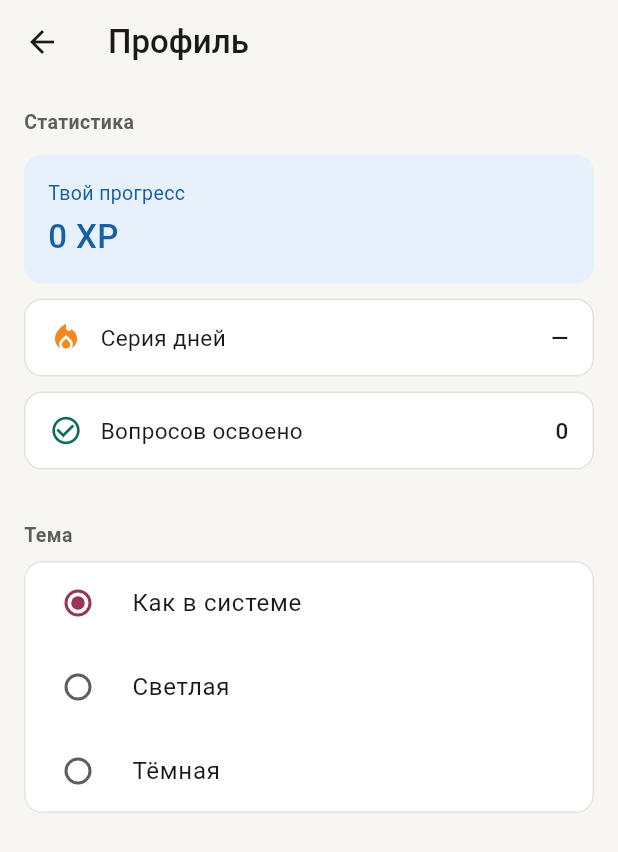
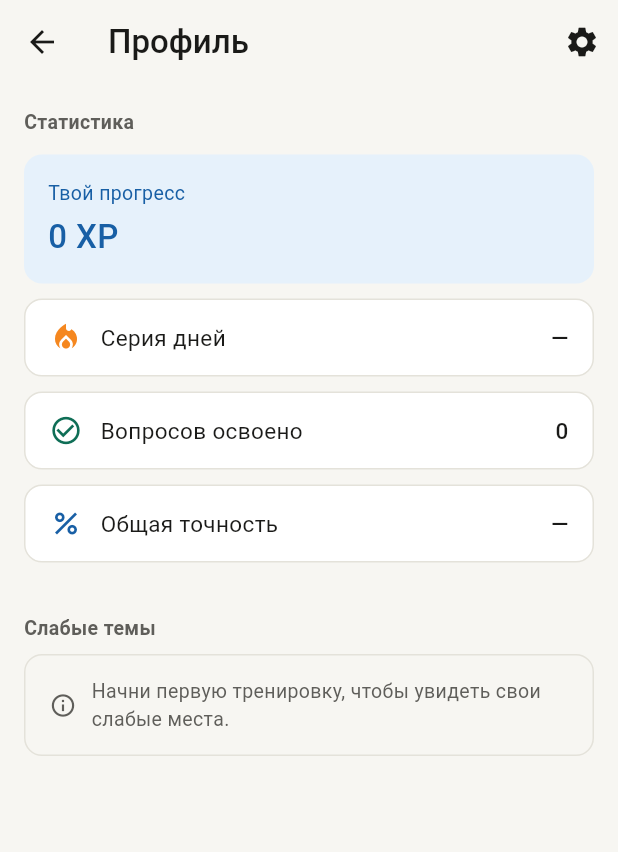
Before and after one commit to treatttt/interview-helper-system, a Flutter app: the ProfileScreen screen opened directly with empty values, on a phone screen of 412 x 824 dp. Shown: the top 852 px of the screen. Run offline on Flutter 3.47's test engine with Material 3 defaults, Android fonts, the light colour scheme and no system bars; our stand-ins replace shared_preferences; accounts and stored records are empty.

Commit message:
Часть А — метрики в профиле
_StatsSection в profile_screen.dart получил строку «Общая точность» (Icons.percent): показывает 76 % если есть попытки, — иначе — симметрично строке streak.
Добавлен _WeakTopicsSection: берёт до 5 тем из weakestTopics(), фильтрует полностью освоенные через _fullyMasteredTopicTitles() (та же логика, что на HomeScreen). Тап → startTopicSession. Заглушка при пустом списке — текст зависит от hasTrainedEver.
Часть Б — resetAll()

progress_service.dart: метод явно удаляет 7 ключей (xp, streak, last_active_day, mastered_ids, topic_stats, incomplete_session, incomplete_topic_session), не трогает onboarding_done, сбрасывает поля в памяти, вызывает notifyListeners().
progress_service_test.dart: 4 новых теста — сброс в памяти, онбординг после сброса, персистентность онбординга, повторный вызов без падения.
Часть В — шестерёнка и настройки

profile_screen.dart переписан как StatefulWidget + TracksLoader + TapLock; _ThemeSection удалён; в AppBar добавлен Icons.settings → Navigator.push(SettingsScreen).
settings_screen.dart: добавлен ProgressService progress; кнопка «Сбросить весь прогресс» (красный OutlinedButton) внизу за Divider; тап → AlertDialog с подтверждением → resetAll() → SnackBar.
main_shell.dart: ProfileScreen теперь получает repository.
main_shell_test.dart: тест streak обновлён — теперь ожидает findsNWidgets(2) для «—» (серия + точность).

```diff
--- a/lib/screens/main_shell.dart
+++ b/lib/screens/main_shell.dart
@@ -49,6 +49,7 @@ class _MainShellState extends State<MainShell> {
           ProfileScreen(
             progress: widget.progress,
             themeService: widget.themeService,
+            repository: widget.repository,
           ),
         ],
       ),
--- a/lib/screens/profile_screen.dart
+++ b/lib/screens/profile_screen.dart
@@ -1,35 +1,99 @@
 import 'dart:async';
 
 import 'package:flutter/material.dart';
+import 'package:interview_helper_system/screens/home_screen.dart';
+import 'package:interview_helper_system/screens/settings_screen.dart';
+import 'package:interview_helper_system/screens/topic_session.dart';
+import 'package:interview_helper_system/screens/tracks_loader.dart';
 import 'package:interview_helper_system/services/progress_service.dart';
+import 'package:interview_helper_system/services/question_repository.dart';
 import 'package:interview_helper_system/services/theme_service.dart';
 import 'package:interview_helper_system/theme.dart';
+import 'package:interview_helper_system/utils/tap_lock.dart';
 
-/// Экран «Профиль»: статистика пользователя + настройки темы.
-class ProfileScreen extends StatelessWidget {
+/// Экран «Профиль»: статистика пользователя + слабые темы.
+/// Настройки (тема, сброс прогресса) — за иконкой шестерёнки.
+class ProfileScreen extends StatefulWidget {
   const ProfileScreen({
     required this.progress,
     required this.themeService,
+    required this.repository,
     super.key,
   });
 
   final ProgressService progress;
   final ThemeService themeService;
+  final QuestionRepository repository;
+
+  @override
+  State<ProfileScreen> createState() => _ProfileScreenState();
+}
+
+class _ProfileScreenState extends State<ProfileScreen>
+    with TracksLoader<ProfileScreen>, TapLock<ProfileScreen> {
+  @override
+  QuestionRepository get repository => widget.repository;
+
+  @override
+  String get loadErrorMessage => 'Не удалось загрузить темы';
+
+  void _openWeakTopic(String topicTitle) => guardTap(
+        () => startTopicSession(
+          context,
+          tracks: tracks,
+          progress: widget.progress,
+          topicTitle: topicTitle,
+        ),
+      );
+
+  void _openSettings() {
+    unawaited(
+      Navigator.push(
+        context,
+        MaterialPageRoute<void>(
+          builder: (_) => SettingsScreen(
+            themeService: widget.themeService,
+            progress: widget.progress,
+          ),
+        ),
+      ),
+    );
+  }
+
+  /// Названия тем, у которых освоены все вопросы каталога.
+  Set<String> _fullyMasteredTopicTitles() {
+    if (tracks.isEmpty) return const {};
+    return {
+      for (final t in buildTopicCatalog(tracks, widget.progress))
+        if (t.allMastered) t.title,
+    };
+  }
 
   @override
   Widget build(BuildContext context) {
     return Scaffold(
       appBar: AppBar(
         title: const Text('Профиль', style: TextStyle(fontWeight: FontWeight.w500)),
+        actions: [
+          IconButton(
+            icon: const Icon(Icons.settings),
+            tooltip: 'Настройки',
+            onPressed: _openSettings,
+          ),
+        ],
       ),
       body: ListenableBuilder(
-        listenable: Listenable.merge([progress, themeService]),
+        listenable: widget.progress,
         builder: (context, _) => ListView(
           padding: const EdgeInsets.all(16),
           children: [
-            _StatsSection(progress: progress),
+            _StatsSection(progress: widget.progress),
             const SizedBox(height: 24),
-            _ThemeSection(themeService: themeService),
+            _WeakTopicsSection(
+              progress: widget.progress,
+              masteredTitles: _fullyMasteredTopicTitles(),
+              onTopicTap: _openWeakTopic,
+            ),
           ],
         ),
       ),
@@ -46,6 +110,9 @@ class _StatsSection extends StatelessWidget {
   Widget build(BuildContext context) {
     final s = AppSemanticColors.of(context);
     final cs = Theme.of(context).colorScheme;
+    final accuracyLabel = progress.hasTrainedEver
+        ? '${(progress.overallAccuracy * 100).round()} %'
+        : '—';
 
     return Column(
       crossAxisAlignment: CrossAxisAlignment.start,
@@ -96,6 +163,12 @@ class _StatsSection extends StatelessWidget {
           label: 'Вопросов освоено',
           value: '${progress.totalMastered}',
         ),
+        _StatRow(
+          icon: Icons.percent,
+          iconColor: s.infoFg,
+          label: 'Общая точность',
+          value: accuracyLabel,
+        ),
       ],
     );
   }
@@ -139,21 +212,32 @@ class _StatRow extends StatelessWidget {
   }
 }
 
-class _ThemeSection extends StatelessWidget {
-  const _ThemeSection({required this.themeService});
+class _WeakTopicsSection extends StatelessWidget {
+  const _WeakTopicsSection({
+    required this.progress,
+    required this.masteredTitles,
+    required this.onTopicTap,
+  });
 
-  final ThemeService themeService;
+  final ProgressService progress;
+  final Set<String> masteredTitles;
+  final void Function(String) onTopicTap;
 
   @override
   Widget build(BuildContext context) {
     final cs = Theme.of(context).colorScheme;
+    final topics = progress
+        .weakestTopics(limit: 5)
+        .where((t) => !masteredTitles.contains(t.title))
+        .toList();
+
     return Column(
       crossAxisAlignment: CrossAxisAlignment.start,
       children: [
         Padding(
           padding: const EdgeInsets.only(bottom: 8),
           child: Text(
-            'Тема',
+            'Слабые темы',
             style: TextStyle(
               fontSize: 13,
               fontWeight: FontWeight.w600,
@@ -161,37 +245,31 @@ class _ThemeSection extends StatelessWidget {
             ),
           ),
         ),
-        Material(
-          color: cs.surface,
-          shape: RoundedRectangleBorder(
-            borderRadius: BorderRadius.circular(12),
-            side: BorderSide(color: cs.outlineVariant),
-          ),
-          clipBehavior: Clip.antiAlias,
-          child: RadioGroup<ThemeMode>(
-            groupValue: themeService.mode,
-            onChanged: (m) {
-              if (m != null) unawaited(themeService.setMode(m));
-            },
-            child: const Column(
+        if (topics.isEmpty)
+          Container(
+            padding: const EdgeInsets.symmetric(horizontal: 16, vertical: 14),
+            decoration: BoxDecoration(
+              borderRadius: BorderRadius.circular(12),
+              border: Border.all(color: cs.outlineVariant),
+            ),
+            child: Row(
               children: [
-                RadioListTile<ThemeMode>(
-                  title: Text('Как в системе'),
-                  value: ThemeMode.system,
-                ),
-                RadioListTile<ThemeMode>(
-                  title: Text('Светлая'),
-                  value: ThemeMode.light,
-                ),
-                RadioListTile<ThemeMode>(
-                  title: Text('Тёмная'),
-                  value: ThemeMode.dark,
+                Icon(Icons.info_outline, size: 18, color: cs.onSurfaceVariant),
+                const SizedBox(width: 10),
+                Expanded(
+                  child: Text(
+                    progress.hasTrainedEver
+                        ? 'Пройди ещё несколько вопросов — слабые темы появятся здесь.'
+                        : 'Начни первую тренировку, чтобы увидеть свои слабые места.',
+                    style:
+                        TextStyle(fontSize: 13, color: cs.onSurfaceVariant),
+                  ),
                 ),
               ],
             ),
-          ),
-        ),
-
+          )
+        else
+          WeakTopicsCard(topics: topics, onTopicTap: onTopicTap),
       ],
     );
   }
```
Also changed, not shown: lib/screens/home_screen.dart (+4 -3 lines), lib/screens/settings_screen.dart (+66 -15 lines), lib/services/progress_service.dart (+22 -0 lines), 2 other files.
